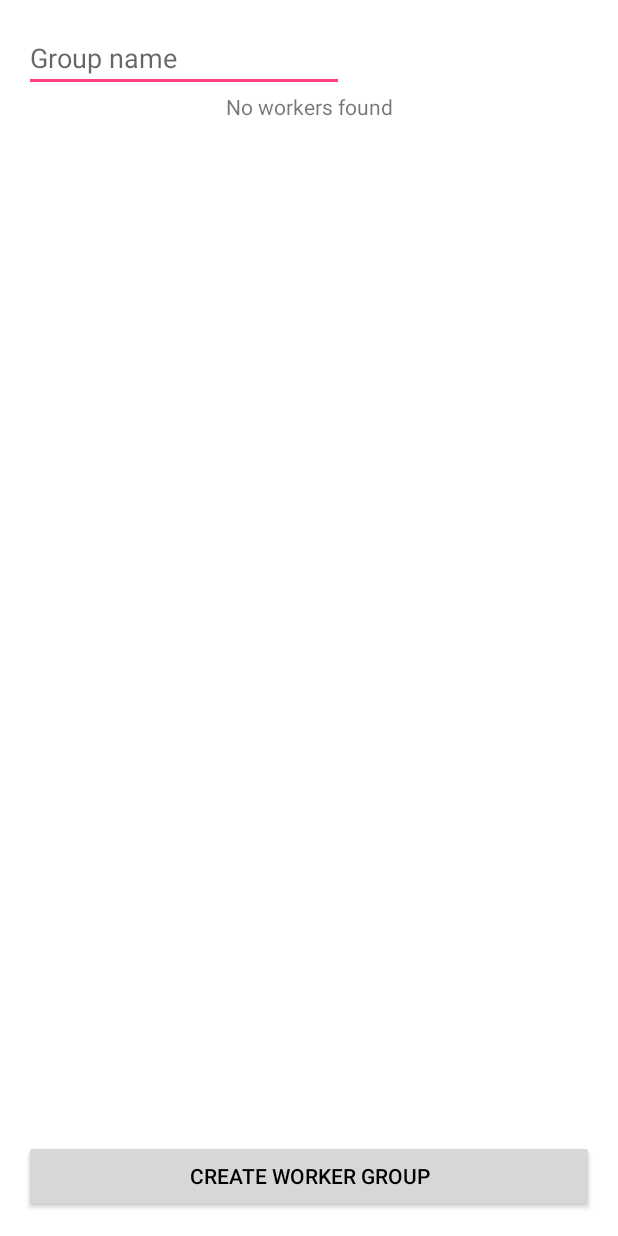
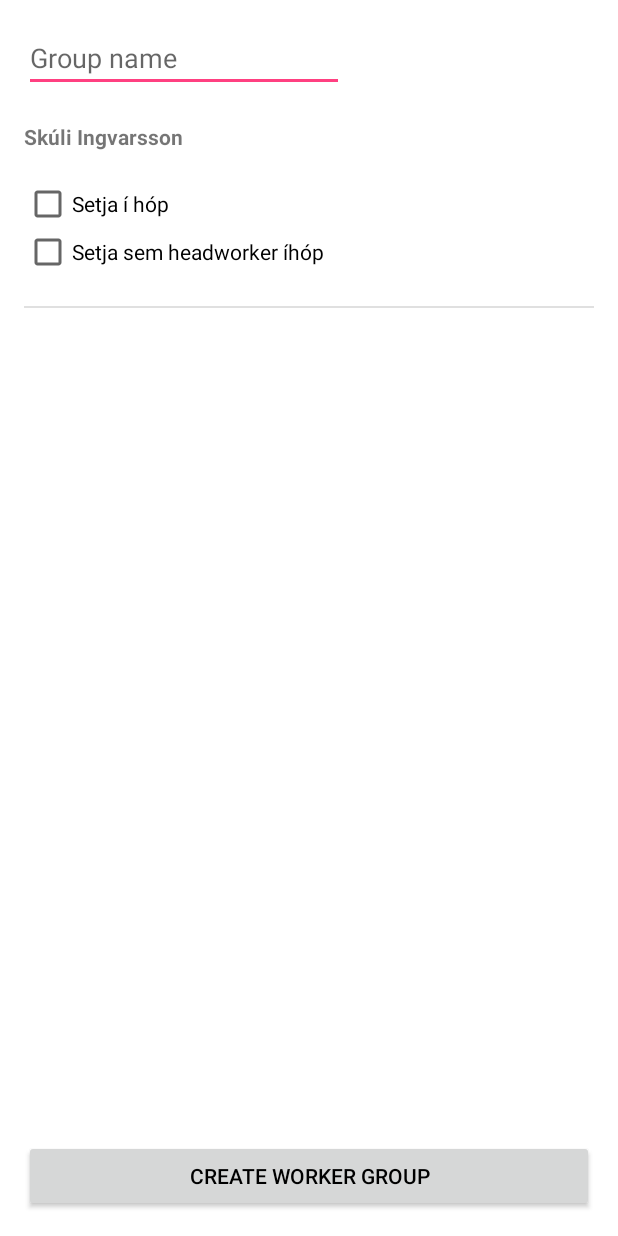
Before and after one commit to Schuleboogie/verkvitinn-android, an Android app: the WorkerGroup screen opened directly, with no data from a screen before it, on a phone screen of 412 x 824 dp. Run offline under Robolectric (Android 15) with nearby library versions, the phone set to English and light mode, and no system bars.

Commit message:
komin með birtingarhæfni á workera

```diff
--- a/app/src/main/java/is/hi/verkvitinn/LoginScreen.java
+++ b/app/src/main/java/is/hi/verkvitinn/LoginScreen.java
@@ -49,7 +49,7 @@ public class LoginScreen extends AppCompatActivity {
             }
         }
         else {
-            userService.register(username, password, "admin", "Skúli Ingvarsson", this);
+            userService.register(username, password, "worker", "Skúli Ingvarsson", this);
         }
         // If user has authentication, proceed
         if (auth) {
--- a/app/src/main/java/is/hi/verkvitinn/WorkerGroup.java
+++ b/app/src/main/java/is/hi/verkvitinn/WorkerGroup.java
@@ -34,7 +34,7 @@ public class WorkerGroup extends AppCompatActivity {
         workerList = (ListView) findViewById(R.id.workerList);
 
 
-        List<User> workers= userService.findByRole("Worker");
+        List<User> workers= userService.findByRole("worker", this);
         if (workers != null) {
             WorkerList adapter = new WorkerList(this, android.R.layout.simple_list_item_1, workers);
             workerList.setAdapter(adapter);
--- a/app/src/main/java/is/hi/verkvitinn/persistence/repositories/UserRepository.java
+++ b/app/src/main/java/is/hi/verkvitinn/persistence/repositories/UserRepository.java
@@ -11,6 +11,7 @@ import android.database.sqlite.SQLiteOpenHelper;
 import android.database.SQLException;
 import android.view.View;
 
+import java.util.ArrayList;
 import java.util.List;
 
 public class UserRepository {
@@ -66,7 +67,22 @@ public class UserRepository {
 		}
 		else return null;
 	}
-	public static List<User> findByRole(String role) {
-		return null;
+	public static List<User> findByRole(String role, Context context) {
+		DatabaseHelper dbHelper = new DatabaseHelper(context);
+		SQLiteDatabase readDB = dbHelper.getReadableDatabase();
+		String selection = "role = ?";
+		String[] selectionArgs = { role };
+		Cursor results = readDB.query("users", null, selection, selectionArgs, null, null, null);
+		if (results.getCount() > 0) {
+			List<User> workerList = new ArrayList<User>();
+			results.moveToFirst();
+			while (results.isAfterLast() == false) {
+				workerList.add(new User(results.getString(1), results.getString(2), results.getString(3), results.getString(4), (results.getInt(5) != 0)));
+				results.moveToNext();
+			}
+			results.close();
+			return workerList;
+		}
+		else return null;
 	}
 }
--- a/app/src/main/java/is/hi/verkvitinn/service/UserService.java
+++ b/app/src/main/java/is/hi/verkvitinn/service/UserService.java
@@ -57,14 +57,14 @@ public class UserService {
 	}
 
 	// Find users by role
-	public List<User> findByRole(String role) {
-		return users.findByRole(role);
+	public List<User> findByRole(String role, Context context) {
+		return users.findByRole(role, context);
 	}
 
 	// Find workers not in project
-	public List<User> findWorkersNotInProject(Project project) {
+	public List<User> findWorkersNotInProject(Project project, Context context) {
 		String[] projectWorkers = project.getWorkers();
-		List<User> allWorkers = this.findByRole("worker");
+		List<User> allWorkers = this.findByRole("worker", context);
 		// Return all workers if no workers on project
 		if (projectWorkers == null)
 			return allWorkers;
```
